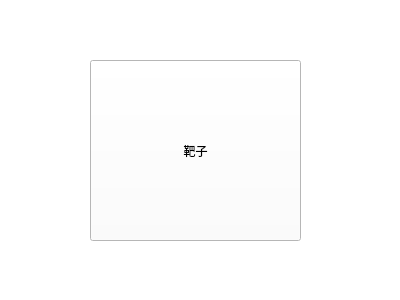
Old version of the form src/modules/devices/Target.ui in the repository renyilin2007/shot-training-manager-system.
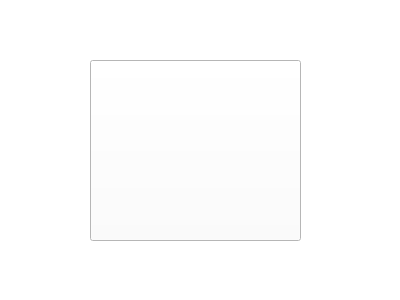
New version of the form. Icons and pictures are not drawn.

```diff
--- a/src/modules/devices/Target.ui
+++ b/src/modules/devices/Target.ui
@@ -29,7 +29,7 @@
     <string notr="true">border-image: url(:/pic/targets/101-50胸环靶.bmp);</string>
    </property>
    <property name="text">
-    <string>靶子</string>
+    <string/>
    </property>
   </widget>
  </widget>
```
